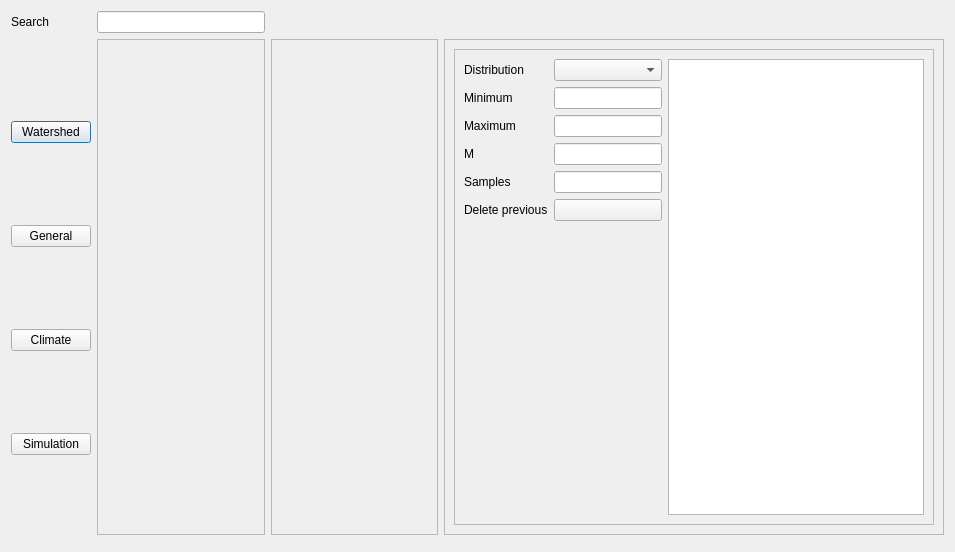
The window that ui/sensitivity.ui (Inigobarbe/QGIS-AnnAGNPS) describes before a commit, drawn with Qt 5.
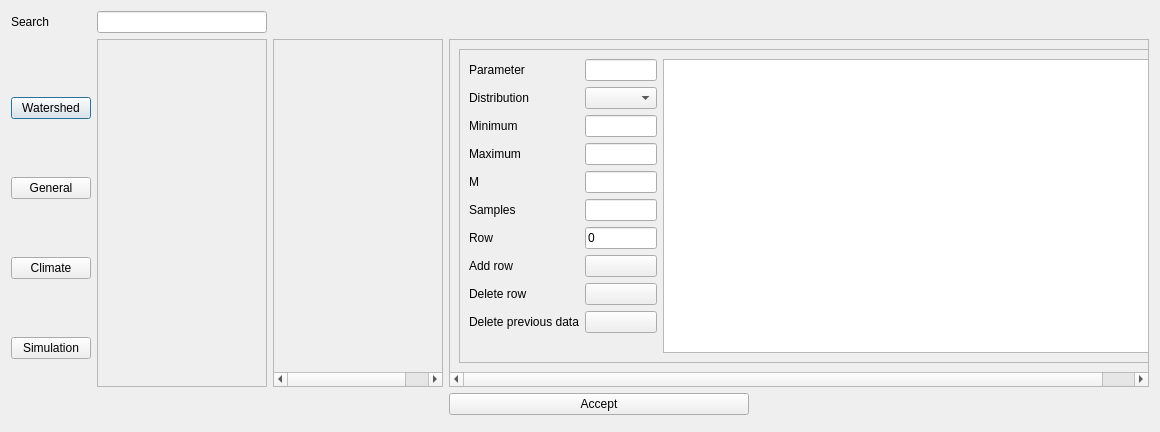
The same window after the commit.

The edit to the form file:
```diff
--- a/ui/sensitivity.ui
+++ b/ui/sensitivity.ui
@@ -6,14 +6,17 @@
    <rect>
     <x>0</x>
     <y>0</y>
-    <width>955</width>
-    <height>552</height>
+    <width>1160</width>
+    <height>432</height>
    </rect>
   </property>
   <property name="windowTitle">
    <string>Dialog</string>
   </property>
   <layout class="QGridLayout" name="gridLayout_4">
+   <item row="0" column="1">
+    <widget class="QLineEdit" name="lineEdit"/>
+   </item>
    <item row="0" column="0">
     <widget class="QLabel" name="label">
      <property name="text">
@@ -21,10 +24,7 @@
      </property>
     </widget>
    </item>
-   <item row="0" column="1">
-    <widget class="QLineEdit" name="lineEdit"/>
-   </item>
-   <item row="1" column="0" rowspan="2">
+   <item row="1" column="0" rowspan="3">
     <layout class="QVBoxLayout" name="verticalLayout">
      <property name="spacing">
       <number>0</number>
@@ -69,8 +69,8 @@
        <rect>
         <x>0</x>
         <y>0</y>
-        <width>279</width>
-        <height>506</height>
+        <width>172</width>
+        <height>357</height>
        </rect>
       </property>
       <layout class="QGridLayout" name="gridLayout">
@@ -83,6 +83,12 @@
    </item>
    <item row="1" column="3">
     <widget class="QScrollArea" name="scrollArea_2">
+     <property name="minimumSize">
+      <size>
+       <width>700</width>
+       <height>0</height>
+      </size>
+     </property>
      <property name="widgetResizable">
       <bool>true</bool>
      </property>
@@ -91,8 +97,8 @@
        <rect>
         <x>0</x>
         <y>0</y>
-        <width>279</width>
-        <height>506</height>
+        <width>723</width>
+        <height>340</height>
        </rect>
       </property>
       <layout class="QGridLayout" name="gridLayout_2">
@@ -109,68 +115,64 @@
            <layout class="QGridLayout" name="gridLayout_5">
             <item row="0" column="0">
              <layout class="QGridLayout" name="gridLayout_3">
-              <item row="0" column="0">
+              <item row="2" column="1">
+               <widget class="QLineEdit" name="first"/>
+              </item>
+              <item row="1" column="0">
                <widget class="QLabel" name="label_2">
                 <property name="text">
                  <string>Distribution</string>
                 </property>
                </widget>
               </item>
-              <item row="1" column="0">
-               <widget class="QLabel" name="label_3">
-                <property name="text">
-                 <string>Minimum</string>
-                </property>
-               </widget>
-              </item>
-              <item row="2" column="0">
+              <item row="3" column="0">
                <widget class="QLabel" name="label_4">
                 <property name="text">
                  <string>Maximum</string>
                 </property>
                </widget>
               </item>
-              <item row="1" column="1">
-               <widget class="QLineEdit" name="lineEdit_3"/>
+              <item row="2" column="0">
+               <widget class="QLabel" name="label_3">
+                <property name="text">
+                 <string>Minimum</string>
+                </property>
+               </widget>
               </item>
-              <item row="3" column="0">
+              <item row="4" column="1">
+               <widget class="QLineEdit" name="m"/>
+              </item>
+              <item row="9" column="0">
+               <widget class="QLabel" name="label_7">
+                <property name="text">
+                 <string>Delete previous data</string>
+                </property>
+               </widget>
+              </item>
+              <item row="4" column="0">
                <widget class="QLabel" name="label_5">
                 <property name="text">
                  <string>M</string>
                 </property>
                </widget>
               </item>
-              <item row="2" column="1">
-               <widget class="QLineEdit" name="lineEdit_4"/>
+              <item row="5" column="1">
+               <widget class="QLineEdit" name="lineEdit_6"/>
               </item>
               <item row="3" column="1">
-               <widget class="QLineEdit" name="lineEdit_5"/>
+               <widget class="QLineEdit" name="second"/>
               </item>
               <item row="5" column="0">
-               <widget class="QLabel" name="label_7">
-                <property name="text">
-                 <string>Delete previous</string>
-                </property>
-               </widget>
-              </item>
-              <item row="4" column="1">
-               <widget class="QLineEdit" name="lineEdit_6"/>
-              </item>
-              <item row="4" column="0">
                <widget class="QLabel" name="label_6">
                 <property name="text">
                  <string>Samples</string>
                 </property>
                </widget>
               </item>
-              <item row="5" column="1">
-               <widget class="QPushButton" name="pushButton">
-                <property name="text">
-                 <string/>
-                </property>
-               </widget>
+              <item row="1" column="1">
+               <widget class="QComboBox" name="distributions"/>
               </item>
-              <item row="6" column="0">
+              <item row="12" column="0">
                <spacer name="verticalSpacer">
                 <property name="orientation">
                  <enum>Qt::Vertical</enum>
@@ -183,13 +185,76 @@
                 </property>
                </spacer>
               </item>
+              <item row="9" column="1">
+               <widget class="QPushButton" name="delete_previous">
+                <property name="text">
+                 <string/>
+                </property>
+               </widget>
+              </item>
+              <item row="6" column="0">
+               <widget class="QLabel" name="label_8">
+                <property name="text">
+                 <string>Row</string>
+                </property>
+               </widget>
+              </item>
+              <item row="6" column="1">
+               <widget class="QLineEdit" name="row">
+                <property name="text">
+                 <string>0</string>
+                </property>
+               </widget>
+              </item>
+              <item row="0" column="0">
+               <widget class="QLabel" name="label_10">
+                <property name="text">
+                 <string>Parameter</string>
+                </property>
+               </widget>
+              </item>
+              <item row="7" column="1">
+               <widget class="QPushButton" name="add">
+                <property name="text">
+                 <string/>
+                </property>
+               </widget>
+              </item>
+              <item row="7" column="0">
+               <widget class="QLabel" name="label_9">
+                <property name="text">
+                 <string>Add row</string>
+                </property>
+               </widget>
+              </item>
               <item row="0" column="1">
-               <widget class="QComboBox" name="comboBox"/>
+               <widget class="QLineEdit" name="parameter"/>
+              </item>
+              <item row="8" column="0">
+               <widget class="QLabel" name="label_11">
+                <property name="text">
+                 <string>Delete row</string>
+                </property>
+               </widget>
+              </item>
+              <item row="8" column="1">
+               <widget class="QPushButton" name="delete_row">
+                <property name="text">
+                 <string/>
+                </property>
+               </widget>
               </item>
              </layout>
             </item>
             <item row="0" column="1">
-             <widget class="QTableWidget" name="tableWidget"/>
+             <widget class="QTableWidget" name="table">
+              <property name="minimumSize">
+               <size>
+                <width>500</width>
+                <height>0</height>
+               </size>
+              </property>
+             </widget>
             </item>
            </layout>
           </widget>
@@ -210,10 +275,16 @@
        <rect>
         <x>0</x>
         <y>0</y>
-        <width>278</width>
-        <height>506</height>
+        <width>200</width>
+        <height>340</height>
        </rect>
       </property>
+      <property name="minimumSize">
+       <size>
+        <width>200</width>
+        <height>0</height>
+       </size>
+      </property>
       <layout class="QGridLayout" name="gridLayout_6">
        <item row="0" column="0">
         <layout class="QVBoxLayout" name="verticalLayout_3"/>
@@ -222,6 +293,19 @@
      </widget>
     </widget>
    </item>
+   <item row="2" column="3">
+    <widget class="QPushButton" name="accept">
+     <property name="maximumSize">
+      <size>
+       <width>300</width>
+       <height>16777215</height>
+      </size>
+     </property>
+     <property name="text">
+      <string>Accept</string>
+     </property>
+    </widget>
+   </item>
   </layout>
  </widget>
  <resources/>
```
